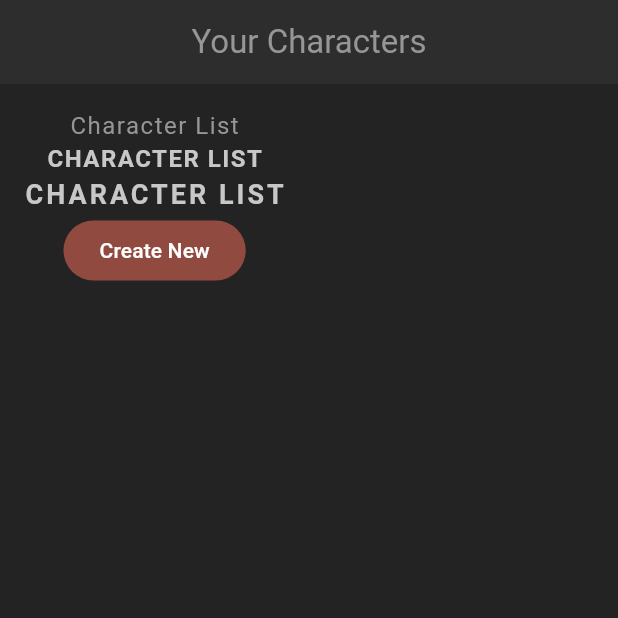
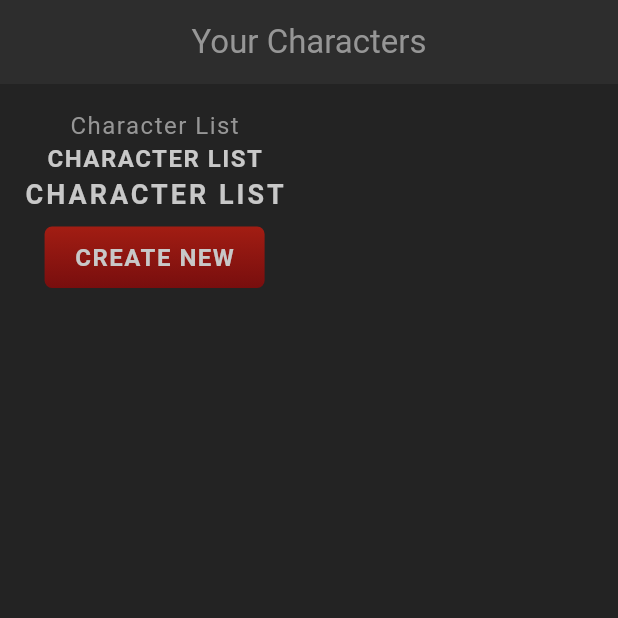
Before and after one commit to wendyyyanto/rpg_characters_app, a Flutter app: the screen it shows after launch, on a phone screen of 412 x 824 dp, the top half of it. Run offline on Flutter 3.47's test engine with Material 3 defaults, Android fonts, the phone set to English and light mode, and no system bars; our stand-ins replace google_fonts; Roboto replaces fonts that are missing (Kanit).

Commit message:
[ADD] gradient styled button

```diff
--- a/lib/screens/home/home.dart
+++ b/lib/screens/home/home.dart
@@ -1,4 +1,5 @@
 import 'package:flutter/material.dart';
+import 'package:rpg_app/shared/styled_button.dart';
 import 'package:rpg_app/shared/styled_text.dart';
 
 class Home extends StatefulWidget {
@@ -22,9 +23,9 @@
                 const StyledText('Character List'),
                 const StyledHeading('Character list'),
                 const StyledTitle('Character list'),
-                FilledButton(
+                StyledButton(
                   onPressed: () {},
-                  child: const Text('Create New'),
+                  child: const StyledHeading('Create New'),
                 )
               ],
             )));
--- /dev/null
+++ b/lib/shared/styled_button.dart
@@ -0,0 +1,31 @@
+import 'package:flutter/material.dart';
+import 'package:rpg_app/theme.dart';
+
+class StyledButton extends StatelessWidget {
+  const StyledButton({
+    super.key,
+    required this.onPressed,
+    required this.child,
+  });
+
+  final Function() onPressed;
+  final Widget child;
+
+  @override
+  Widget build(BuildContext context) {
+    return TextButton(
+        onPressed: onPressed,
+        child: Container(
+          padding: const EdgeInsets.symmetric(vertical: 10, horizontal: 20),
+          decoration: BoxDecoration(
+            gradient: LinearGradient(
+              colors: [AppColors.primaryColor, AppColors.primaryAccent],
+              begin: Alignment.topCenter,
+              end: Alignment.bottomCenter,
+            ),
+            borderRadius: const BorderRadius.all(Radius.circular(5)),
+          ),
+          child: child,
+        ));
+  }
+}
```
